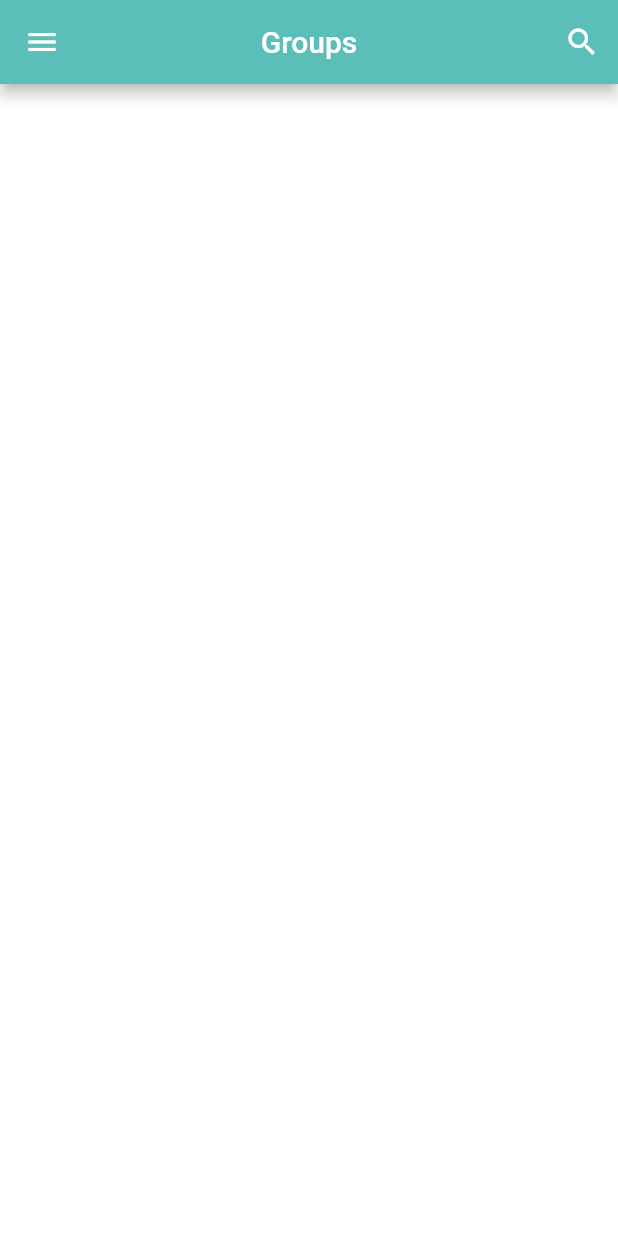
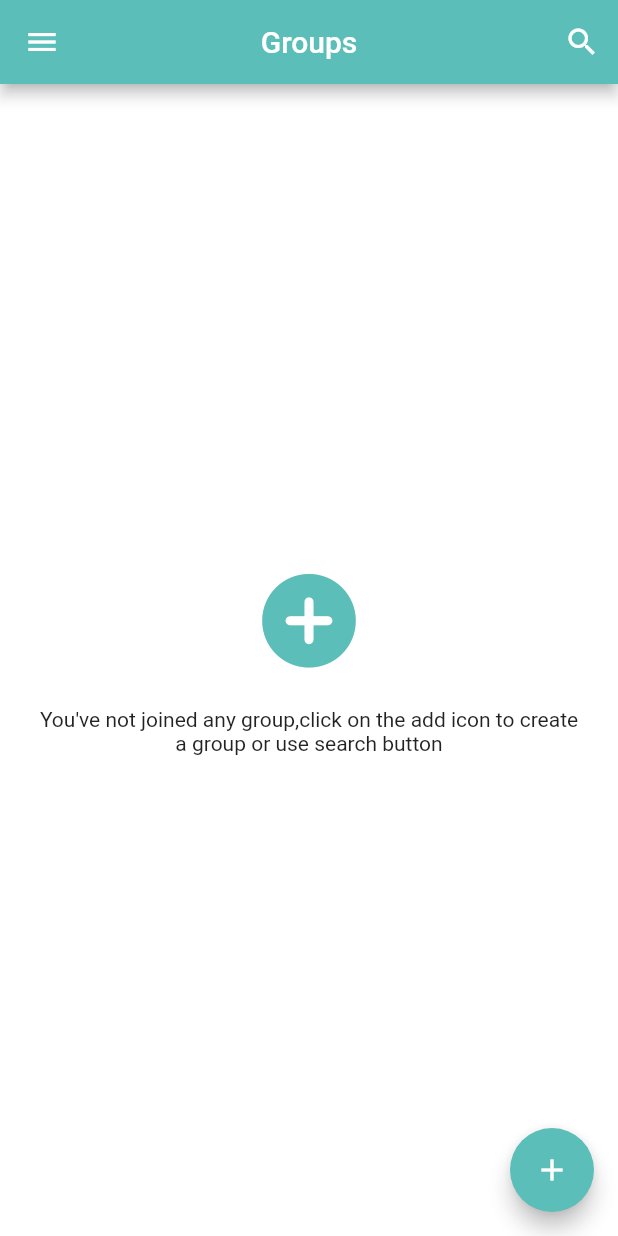
Before and after one commit to aakashshivgan/vchatFlutterApp, a Flutter app: the HomePage screen opened directly, on a phone screen of 412 x 824 dp. Run offline on Flutter 3.47's test engine with Material 2 defaults, Android fonts, the light colour scheme and no system bars; our stand-ins replace cloud_firestore, firebase_auth, firebase_core, shared_preferences; accounts and stored records are empty.

Commit message:
groups page part 1

```diff
--- a/lib/pages/home_page.dart
+++ b/lib/pages/home_page.dart
@@ -1,7 +1,9 @@
+import 'package:firebase_auth/firebase_auth.dart';
 import 'package:flutter/material.dart';
 import 'package:vechat/helper/helper_functions.dart';
 import 'package:vechat/pages/profile_page.dart';
 import 'package:vechat/services/auth_services.dart';
+import 'package:vechat/services/database_service.dart';
 import 'package:vechat/widgets/widgets.dart';
 import 'package:vechat/pages/search_page.dart';
 
@@ -18,6 +20,7 @@ class _HomePageState extends State<HomePage> {
   String username = "";
   String email = "";
   AuthServices authServices = AuthServices();
+  Stream? groups;
 
   @override
   void initState() {
@@ -37,6 +40,15 @@ class _HomePageState extends State<HomePage> {
         username = value!;
       });
     });
+
+    // getting the streams of snapshot
+    await DatabaseService(uid: FirebaseAuth.instance.currentUser!.uid)
+        .getUserGroups()
+        .then((snapshot) {
+      setState(() {
+        groups = snapshot;
+      });
+    });
   }
 
   @override
@@ -54,7 +66,6 @@ class _HomePageState extends State<HomePage> {
         backgroundColor: Theme.of(context).primaryColor,
         title: const Text("Groups"),
       ),
-      body: Container(),
       drawer: Drawer(
         child: ListView(
           padding: const EdgeInsets.symmetric(vertical: 50),
@@ -137,7 +148,67 @@ class _HomePageState extends State<HomePage> {
               title: const Text("Signout"),
             ),
           ],
-      )),
+        ),
+      ),
+      body: groupList(),
+      floatingActionButton: FloatingActionButton(
+        onPressed: () {
+          popUpDialog(context);
+        },
+        backgroundColor: Theme.of(context).primaryColor,
+        child: const Icon(Icons.add),
+      ),
+    );
+  }
+
+  groupList() {
+    return StreamBuilder(
+      stream: groups,
+      builder: ((context, AsyncSnapshot snapshot) {
+        // make the checks
+        if (snapshot.hasData) {
+          if (snapshot.data["groups"] != Null) {
+            if (snapshot.data["groups"].length != 0) {
+              return const Text("hello");
+            } else {
+              return noGroupWidgets();
+            }
+          } else {
+            return noGroupWidgets();
+          }
+        } else {
+          return Center(
+            child: CircularProgressIndicator(
+                color: Theme.of(context).primaryColor),
+          );
+        }
+      }),
+    );
+  }
+
+  popUpDialog(BuildContext context) {}
+
+  noGroupWidgets() {
+    return Container(
+      padding: const EdgeInsets.symmetric(horizontal: 25),
+      child: Column(
+        mainAxisAlignment: MainAxisAlignment.center,
+        crossAxisAlignment: CrossAxisAlignment.center,
+        children: [
+          Icon(
+            Icons.add_circle_rounded,
+            size: 75,
+            color: Theme.of(context).primaryColor,
+          ),
+          const SizedBox(
+            height: 20,
+          ),
+          const Text(
+            "You've not joined any group,click on the add icon to create a group or use search button ",
+            textAlign: TextAlign.center,
+          )
+        ],
+      ),
     );
   }
 }
--- a/lib/services/database_service.dart
+++ b/lib/services/database_service.dart
@@ -27,4 +27,9 @@ class DatabaseService {
         await userCollection.where("email", isEqualTo: email).get();
     return snapshot;
   }
+
+  // getting user groups
+  getUserGroups() async {
+    return userCollection.doc(uid).snapshots();
+  }
 }
```
Lines whose indentation alone changed are shown as unchanged.
